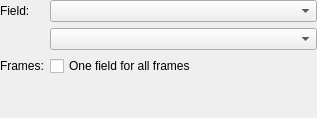
southseact-3d/fcd, file src/Mod/Fem/Gui/Resources/ui/PostHistogramFieldAppEdit.ui: the form before one commit.
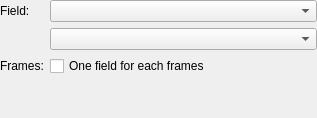
The form after the commit.

The edit to the form file:
```diff
--- a/src/Mod/Fem/Gui/Resources/ui/PostHistogramFieldAppEdit.ui
+++ b/src/Mod/Fem/Gui/Resources/ui/PostHistogramFieldAppEdit.ui
@@ -65,7 +65,7 @@
      <item row="2" column="1">
       <widget class="QCheckBox" name="Extract">
        <property name="text">
-        <string>One field for all frames</string>
+        <string>One field for each frames</string>
        </property>
       </widget>
      </item>
```
